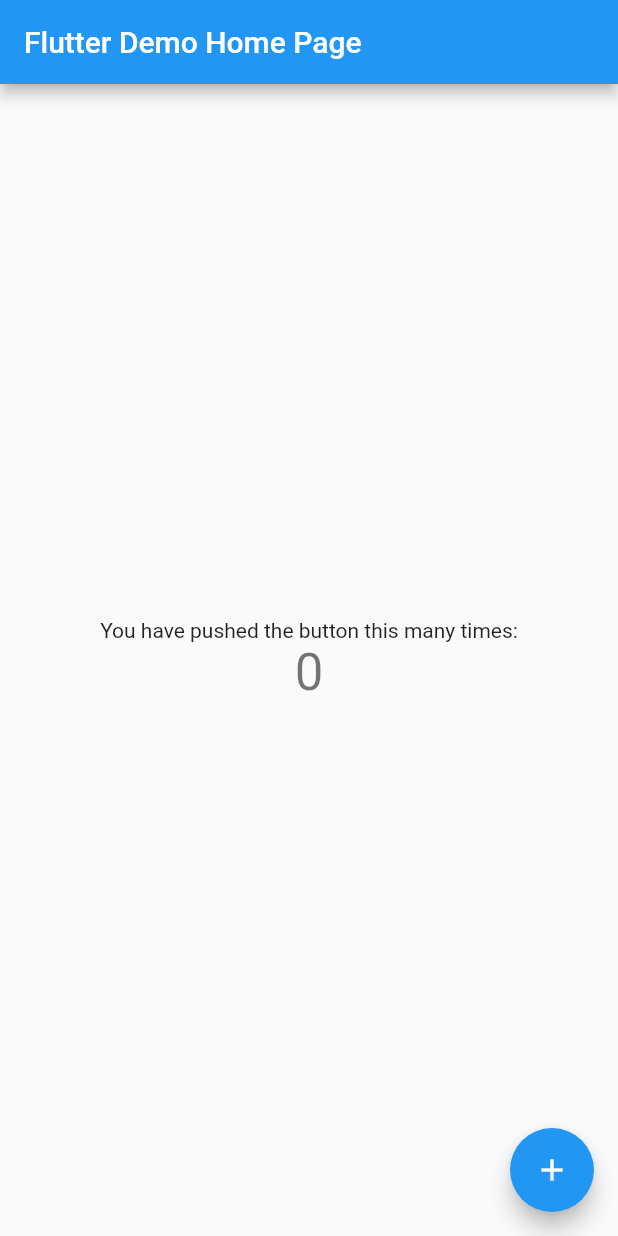
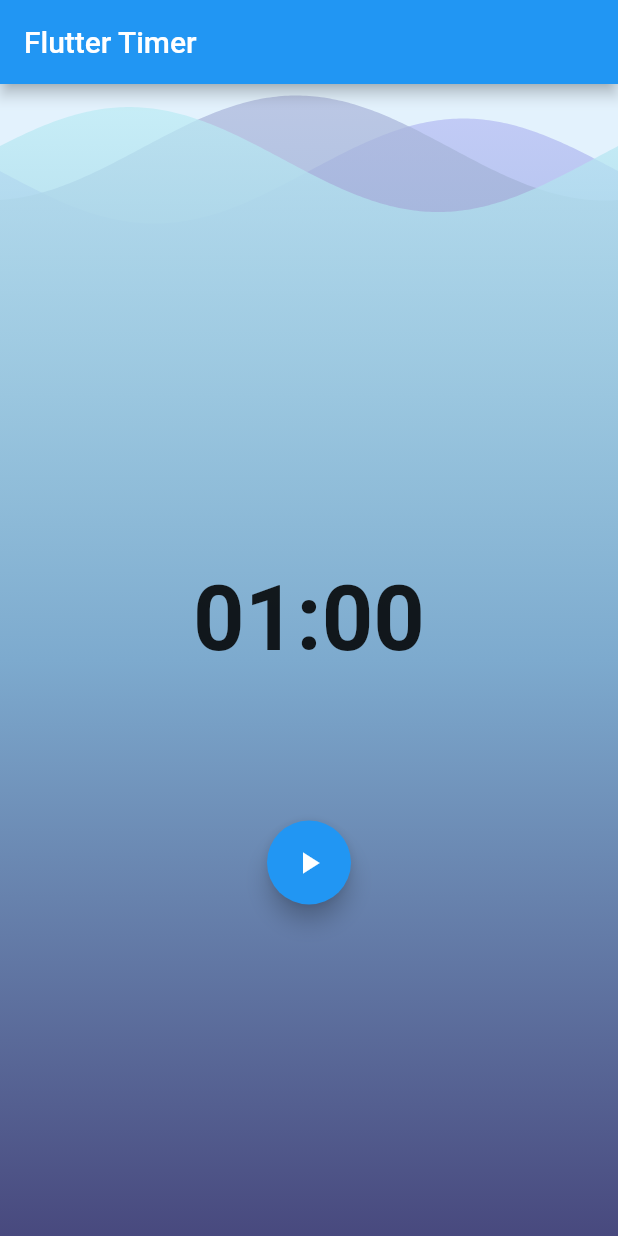
Before and after one commit to dratushnyy/learning-flutter, a Flutter app: the screen it shows after launch, on a phone screen of 412 x 824 dp. Run offline on Flutter 3.47's test engine with Material 2 defaults, Android fonts, the phone set to English and light mode, and no system bars; drawn by our look-alikes of wave; our stand-ins replace bloc, built_collection, built_value, equatable, flutter_bloc; generated files the repository leaves out were written again.

Commit message:
Flutter Bloc: Fullter Timer UI

```diff
--- /dev/null
+++ b/flutter_timer/lib/actions.dart
@@ -0,0 +1,62 @@
+import 'package:flutter/cupertino.dart';
+import 'package:flutter/material.dart';
+import 'package:flutter_bloc/flutter_bloc.dart';
+import 'package:flutter_timer/bloc/bloc.dart';
+
+class TimerActions extends StatelessWidget {
+  @override
+  Widget build(BuildContext context) {
+
+    return Row(
+      mainAxisAlignment: MainAxisAlignment.spaceEvenly,
+      children: _mapStateToButtons(
+        timerBloc: BlocProvider.of<TimerBloc>(context)
+      )
+    );
+  }
+
+  List<Widget> _mapStateToButtons({TimerBloc timerBloc}) {
+    final TimerState state = timerBloc.currentState;
+    if (state is Ready) {
+      return [
+        FloatingActionButton(
+          child: Icon(Icons.play_arrow),
+          onPressed: () => timerBloc.dispatch(StartTimer(timerTime: state.timerTime)),
+        ),
+      ];
+    }
+    if (state is Running) {
+      return [
+        FloatingActionButton(
+          child: Icon(Icons.pause),
+          onPressed: () => timerBloc.dispatch(PauseTimer()),
+        ),
+        FloatingActionButton(
+          child: Icon(Icons.replay),
+          onPressed: () => timerBloc.dispatch(ResetTimer()),
+        ),
+      ];
+    }
+    if (state is Paused) {
+      return [
+        FloatingActionButton(
+          child: Icon(Icons.play_arrow),
+          onPressed: () => timerBloc.dispatch(ResumeTimer()),
+        ),
+        FloatingActionButton(
+          child: Icon(Icons.replay),
+          onPressed: () => timerBloc.dispatch(ResetTimer()),
+        ),
+      ];
+    }
+    if (state is Finished) {
+      return [
+        FloatingActionButton(
+          child: Icon(Icons.replay),
+          onPressed: () => timerBloc.dispatch(ResetTimer()),
+        ),
+      ];
+    }
+    return [];
+  }
+}
--- a/flutter_timer/lib/bloc/timer_bloc.dart
+++ b/flutter_timer/lib/bloc/timer_bloc.dart
@@ -56,13 +56,13 @@ class TimerBloc extends Bloc<TimerEvent, TimerState> {
     final state = currentState;
     if (state is Running) {
      _tickerSubscription?.pause();
-     yield Pause(state.timerTime);
+     yield Paused(state.timerTime);
     }
   }
 
   Stream<TimerState> _mapResumeToState(ResumeTimer event) async* {
     final state = currentState;
-    if (state is Pause) {
+    if (state is Paused) {
       _tickerSubscription?.resume();
       yield Running(state.timerTime);
     }
--- a/flutter_timer/lib/bloc/timer_state.dart
+++ b/flutter_timer/lib/bloc/timer_state.dart
@@ -17,8 +17,8 @@ class Ready extends TimerState {
   String toString() => "Ready {timerTimer: $timerTime}";
 }
 
-class Pause extends TimerState {
-  Pause(int timerTimer):super(timerTimer);
+class Paused extends TimerState {
+  Paused(int timerTimer):super(timerTimer);
 
   @override
   String toString() => "Pause {timerTimer: $timerTime}";
--- a/flutter_timer/lib/main.dart
+++ b/flutter_timer/lib/main.dart
@@ -1,4 +1,9 @@
 import 'package:flutter/material.dart';
+import 'package:flutter_bloc/flutter_bloc.dart';
+import 'package:flutter_timer/actions.dart';
+import 'package:flutter_timer/bloc/bloc.dart';
+import 'package:flutter_timer/ticker.dart';
+import 'package:flutter_timer/waves.dart';
 
 void main() => runApp(MyApp());
 
@@ -6,58 +11,65 @@ class MyApp extends StatelessWidget {
   @override
   Widget build(BuildContext context) {
     return MaterialApp(
-      title: 'Flutter Demo',
+        title: 'Flutter Timer',
         theme: ThemeData(
           primarySwatch: Colors.blue,
         ),
-      home: MyHomePage(title: 'Flutter Demo Home Page'),
-    );
+        home: BlocProvider(
+          builder: (context) => TimerBloc(ticker: Ticker()),
+          child: TimerPage(),
+        ));
   }
 }
 
-class MyHomePage extends StatefulWidget {
-  MyHomePage({Key key, this.title}) : super(key: key);
-
-  final String title;
-
-  @override
-  _MyHomePageState createState() => _MyHomePageState();
-}
-
-class _MyHomePageState extends State<MyHomePage> {
-  int _counter = 0;
-
-  void _incrementCounter() {
-    setState(() {
-      _counter++;
-    });
-  }
+class TimerPage extends StatelessWidget {
+  static const TextStyle timerTextStyle = TextStyle(
+    fontSize: 60,
+    fontWeight: FontWeight.bold,
+  );
 
   @override
   Widget build(BuildContext context) {
     return Scaffold(
       appBar: AppBar(
-        title: Text(widget.title),
+        title: Text("Flutter Timer"),
       ),
-      body: Center(
-        child: Column(
+      body: Stack(
+        children: [
+          Waves(),
+          Column(
             mainAxisAlignment: MainAxisAlignment.center,
+            crossAxisAlignment: CrossAxisAlignment.center,
             children: <Widget>[
-            Text(
-              'You have pushed the button this many times:',
+
+              Padding(
+                padding: EdgeInsets.symmetric(vertical: 100.0),
+                child: Center(
+                  child: BlocBuilder<TimerBloc, TimerState>(
+                    builder: (context, state) {
+                      final String minutesStr = ((state.timerTime / 60) % 60)
+                          .floor()
+                          .toString()
+                          .padLeft(2, '0');
+                      final String secondsStr =
+                      (state.timerTime % 60).floor().toString().padLeft(2, '0');
+                      return Text(
+                        '$minutesStr:$secondsStr',
+                        style: TimerPage.timerTextStyle,
+                      );
+                    },
                   ),
-            Text(
-              '$_counter',
-              style: Theme.of(context).textTheme.display1,
+                ),
+              ),
+              BlocBuilder<TimerBloc, TimerState>(
+                condition: (previousState, currentState) =>
+                currentState.runtimeType != previousState.runtimeType,
+                builder: (context, state) => TimerActions(),
               ),
             ],
           ),
-      ),
-      floatingActionButton: FloatingActionButton(
-        onPressed: _incrementCounter,
-        tooltip: 'Increment',
-        child: Icon(Icons.add),
-      ),
+        ],
+      )
     );
   }
 }
--- /dev/null
+++ b/flutter_timer/lib/waves.dart
@@ -0,0 +1,37 @@
+import 'package:flutter/material.dart';
+import 'package:wave/wave.dart';
+import 'package:wave/config.dart';
+
+class Waves extends StatelessWidget {
+  @override
+  Widget build(BuildContext context) {
+    return WaveWidget(
+      config: CustomConfig(
+        gradients: [
+          [
+            Color.fromRGBO(72, 74, 126, 1),
+            Color.fromRGBO(125, 170, 206, 1),
+            Color.fromRGBO(184, 189, 245, 0.7)
+          ],
+          [
+            Color.fromRGBO(72, 74, 126, 1),
+            Color.fromRGBO(125, 170, 206, 1),
+            Color.fromRGBO(172, 182, 219, 0.7)
+          ],
+          [
+            Color.fromRGBO(72, 73, 126, 1),
+            Color.fromRGBO(125, 170, 206, 1),
+            Color.fromRGBO(190, 238, 246, 0.7)
+          ],
+        ],
+        durations: [19440, 10800, 6000],
+        heightPercentages: [0.03, 0.01, 0.02],
+        gradientBegin: Alignment.bottomCenter,
+        gradientEnd: Alignment.topCenter,
+      ),
+      size: Size(double.infinity, double.infinity),
+      waveAmplitude: 25,
+      backgroundColor: Colors.blue[50],
+    );
+  }
+}
```
Lines whose indentation alone changed are shown as unchanged.
